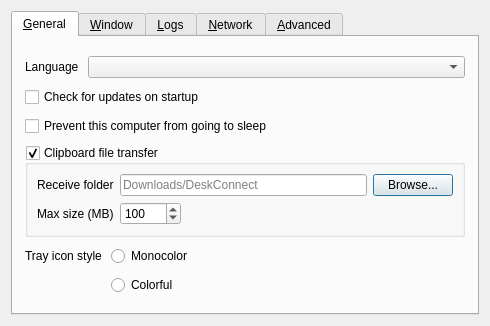
This is src/lib/gui/dialogs/SettingsDialog.ui in youxia173/DeskConnect as Qt 5 draws it before an edit. The edited form follows.
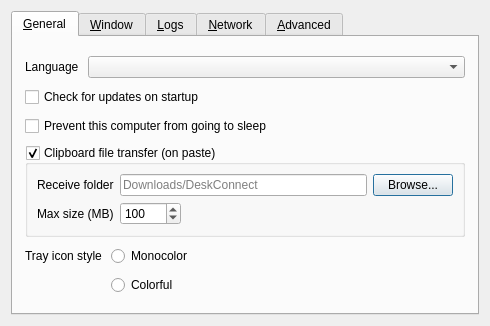
This is the edited form. Icons and pictures are not drawn.

Patch:
```diff
--- a/src/lib/gui/dialogs/SettingsDialog.ui
+++ b/src/lib/gui/dialogs/SettingsDialog.ui
@@ -95,7 +95,7 @@
        <item>
         <widget class="QGroupBox" name="groupFileTransfer">
          <property name="title">
-          <string>Clipboard file transfer</string>
+          <string>Clipboard file transfer (on paste)</string>
          </property>
          <property name="checkable">
           <bool>true</bool>
```
